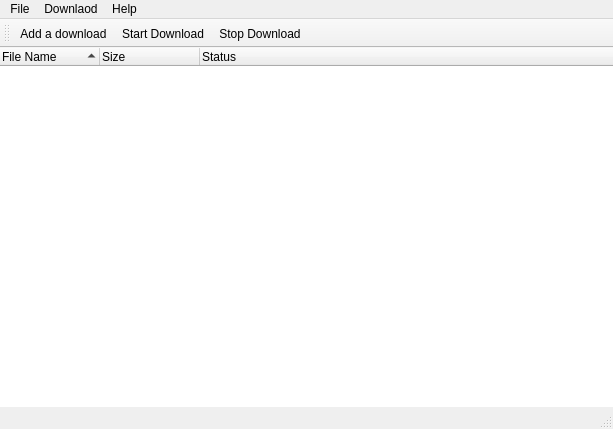
Above: Source/downloaderwindow.ui from ARASHz4/Advanced_Downloader before the change. Below: the same form after it.
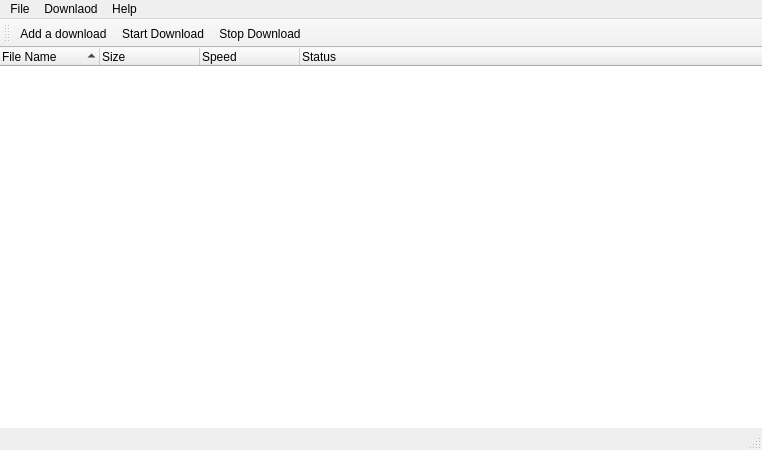
That is the form after the change. Icons and pictures are not drawn.

Commit message: Add download speed

```diff
--- a/Source/downloaderwindow.ui
+++ b/Source/downloaderwindow.ui
@@ -6,8 +6,8 @@
    <rect>
     <x>0</x>
     <y>0</y>
-    <width>613</width>
-    <height>429</height>
+    <width>762</width>
+    <height>450</height>
    </rect>
   </property>
   <property name="windowTitle">
@@ -58,6 +58,11 @@
         <string>Size</string>
        </property>
       </column>
+      <column>
+       <property name="text">
+        <string>Speed</string>
+       </property>
+      </column>
       <column>
        <property name="text">
         <string>Status</string>
@@ -72,8 +77,8 @@
     <rect>
      <x>0</x>
      <y>0</y>
-     <width>613</width>
-     <height>22</height>
+     <width>762</width>
+     <height>21</height>
     </rect>
    </property>
    <widget class="QMenu" name="menuFile">
```
Left out of the diff: 3 changed lines with no effect on the pictures. The commit also changes 6 other files.
